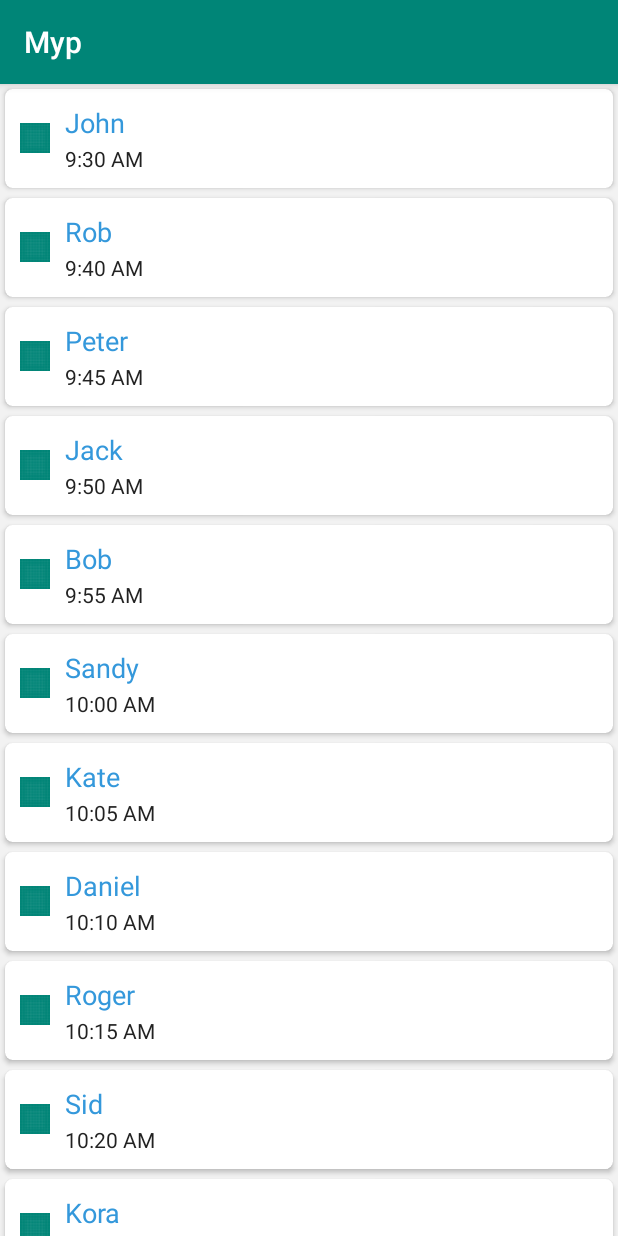
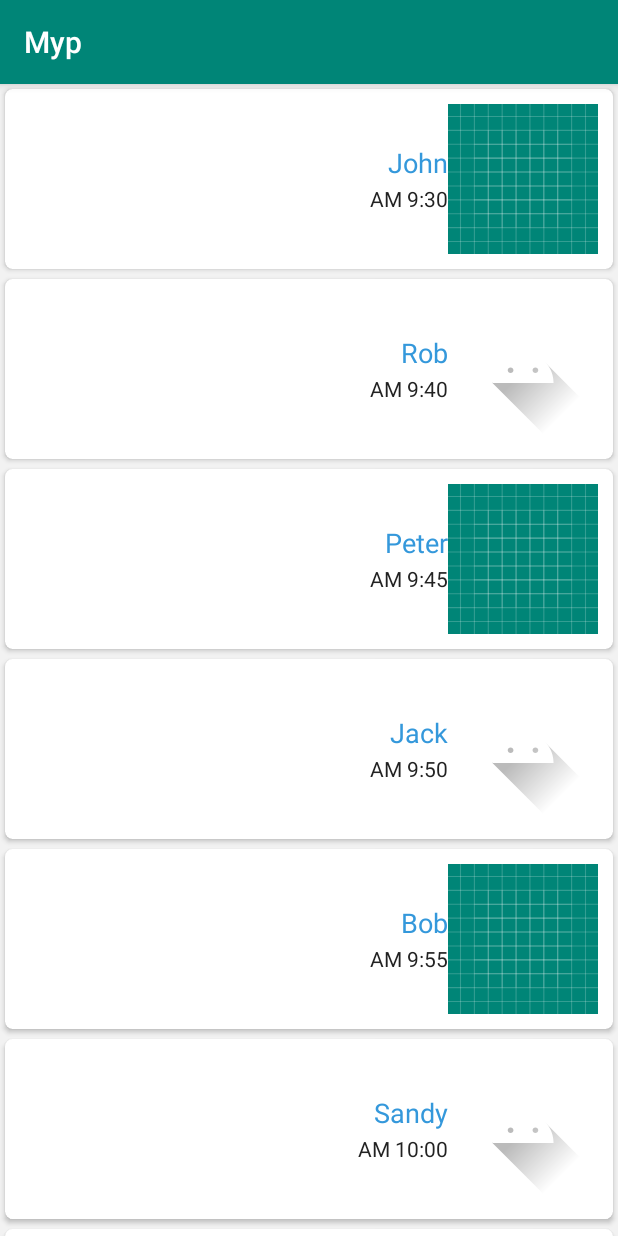
Before and after one commit to nikdehgan/Myp, an Android app: the screen it shows after launch (MainActivity), on a phone screen of 412 x 824 dp. Run offline under Robolectric (Android 15) with nearby library versions, the phone set to English and light mode, and no system bars.

Commit message:
createrecycler2

```diff
--- a/app/src/main/java/com/example/hamed/myp/Call.java
+++ b/app/src/main/java/com/example/hamed/myp/Call.java
@@ -1,10 +1,14 @@
 package com.example.hamed.myp;
+
+import android.graphics.drawable.Drawable;
+
 public class Call {
     private String callerName,callTime;
-
-    public Call(String callerName, String callTime) {
+    private  int myImg;
+    public Call(String callerName, String callTime, int myImg) {
         this.callerName = callerName;
         this.callTime = callTime;
+        this.myImg=myImg;
     }
 
     public String getCallerName() {
@@ -13,5 +17,7 @@ public class Call {
 
     public String getCallTime() {
         return callTime;
+    }public int getMyImage() {
+        return myImg;
     }
 }
--- a/app/src/main/java/com/example/hamed/myp/CallsAdapter.java
+++ b/app/src/main/java/com/example/hamed/myp/CallsAdapter.java
@@ -5,6 +5,7 @@ import android.support.v7.widget.RecyclerView;
 import android.view.LayoutInflater;
 import android.view.View;
 import android.view.ViewGroup;
+import android.widget.ImageView;
 import android.widget.TextView;
 import java.util.ArrayList;
 import java.util.List;
@@ -51,12 +52,13 @@ public class CallsAdapter extends RecyclerView.Adapter<CallsAdapter.ViewHolder>
     public class ViewHolder extends RecyclerView.ViewHolder {
 
         private TextView callerNameTextView,callTimeTextView;
-
+        private ImageView    myImage;
         public ViewHolder(View itemView) {
             super(itemView);
             // Initiate view
             callerNameTextView=(TextView)itemView.findViewById(R.id.callerName);
             callTimeTextView=(TextView)itemView.findViewById(R.id.callTime);
+            myImage = (ImageView) itemView.findViewById(R.id.myImage);
         }
 
 
@@ -66,6 +68,7 @@ public class CallsAdapter extends RecyclerView.Adapter<CallsAdapter.ViewHolder>
             String callTime     =call.getCallTime();
             callerNameTextView.setText(callerName);
             callTimeTextView.setText(callTime);
+            myImage.setImageResource(call.getMyImage());
         }
     }
 
--- a/app/src/main/java/com/example/hamed/myp/MainActivity.java
+++ b/app/src/main/java/com/example/hamed/myp/MainActivity.java
@@ -38,21 +38,21 @@ public class MainActivity extends AppCompatActivity {
 
         // Adding some demo data(Call Objects).
         // You can get them from your data server
-        callsList.add(new Call("John","9:30 AM"));
-        callsList.add(new Call("Rob","9:40 AM"));
-        callsList.add(new Call("Peter","9:45 AM"));
-        callsList.add(new Call("Jack","9:50 AM"));
-        callsList.add(new Call("Bob","9:55 AM"));
-        callsList.add(new Call("Sandy","10:00 AM"));
-        callsList.add(new Call("Kate","10:05 AM"));
-        callsList.add(new Call("Daniel","10:10 AM"));
-        callsList.add(new Call("Roger","10:15 AM"));
-        callsList.add(new Call("Sid","10:20 AM"));
-        callsList.add(new Call("Kora","10:25 AM"));
-        callsList.add(new Call("Nick","10:30 AM"));
-        callsList.add(new Call("Rose","10:35 AM"));
-        callsList.add(new Call("Mia","10:40 AM"));
-        callsList.add(new Call("Scott","10:45 AM"));
+        callsList.add(new Call("John","9:30 AM",R.drawable.ic_launcher_background));
+        callsList.add(new Call("Rob","9:40 AM",R.drawable.ic_launcher_foreground));
+        callsList.add(new Call("Peter","9:45 AM",R.drawable.ic_launcher_background));
+        callsList.add(new Call("Jack","9:50 AM",R.drawable.ic_launcher_foreground));
+        callsList.add(new Call("Bob","9:55 AM",R.drawable.ic_launcher_background));
+        callsList.add(new Call("Sandy","10:00 AM",R.drawable.ic_launcher_foreground));
+        callsList.add(new Call("Kate","10:05 AM",R.drawable.ic_launcher_background));
+        callsList.add(new Call("Daniel","10:10 AM",R.drawable.ic_launcher_foreground));
+        callsList.add(new Call("Roger","10:15 AM",R.drawable.ic_launcher_background));
+        callsList.add(new Call("Sid","10:20 AM",R.drawable.ic_launcher_foreground));
+        callsList.add(new Call("Kora","10:25 AM",R.drawable.ic_launcher_background));
+        callsList.add(new Call("Nick","10:30 AM",R.drawable.ic_launcher_foreground));
+        callsList.add(new Call("Rose","10:35 AM",R.drawable.ic_launcher_background));
+        callsList.add(new Call("Mia","10:40 AM",R.drawable.ic_launcher_foreground));
+        callsList.add(new Call("Scott","10:45 AM",R.drawable.ic_launcher_background));
 
         // Set items to adapter
         callsAdapter.setCallsFeed(callsList);
--- a/app/src/main/res/layout/calls_feed_layout.xml
+++ b/app/src/main/res/layout/calls_feed_layout.xml
@@ -5,16 +5,18 @@
     app:cardCornerRadius="5dp"
     android:layout_margin="3dp"
     android:layout_width="match_parent"
-    android:layout_height="wrap_content">
+    android:layout_height="wrap_content"
+    android:layoutDirection="rtl"
+    android:textDirection="rtl">
     <LinearLayout
         android:padding="10dp"
         android:gravity="center_vertical"
         android:layout_width="match_parent"
         android:layout_height="wrap_content">
         <ImageView
-            android:src="@drawable/ic_launcher_background"
-            android:layout_width="20dp"
-            android:layout_height="20dp" />
+            android:id="@+id/myImage"
+            android:layout_width="100dp"
+            android:layout_height="100dp" />
         <RelativeLayout
             android:layout_marginLeft="10dp"
             android:layout_width="wrap_content"
```
